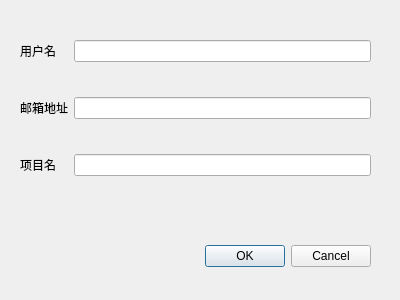
This is github_config.ui in bkdwei/kdgithubsync as Qt 5 draws it before an edit. The edited form follows.
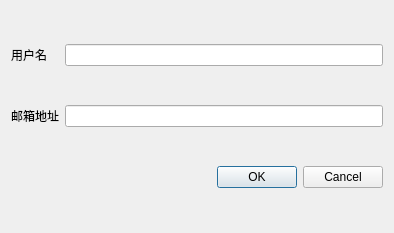
This is the edited form.

Patch:
```diff
--- a/github_config.ui
+++ b/github_config.ui
@@ -6,42 +6,14 @@
    <rect>
     <x>0</x>
     <y>0</y>
-    <width>400</width>
-    <height>300</height>
+    <width>394</width>
+    <height>233</height>
    </rect>
   </property>
   <property name="windowTitle">
    <string>配置帐号和项目名</string>
   </property>
-  <widget class="QDialogButtonBox" name="buttonBox">
-   <property name="geometry">
-    <rect>
-     <x>30</x>
-     <y>240</y>
-     <width>341</width>
-     <height>32</height>
-    </rect>
-   </property>
-   <property name="orientation">
-    <enum>Qt::Horizontal</enum>
-   </property>
-   <property name="standardButtons">
-    <set>QDialogButtonBox::Cancel|QDialogButtonBox::Ok</set>
-   </property>
-  </widget>
-  <widget class="QWidget" name="formLayoutWidget">
-   <property name="geometry">
-    <rect>
-     <x>20</x>
-     <y>40</y>
-     <width>351</width>
-     <height>181</height>
-    </rect>
-   </property>
-   <layout class="QFormLayout" name="formLayout">
-    <property name="verticalSpacing">
-     <number>35</number>
-    </property>
+  <layout class="QGridLayout" name="gridLayout">
     <item row="0" column="0">
      <widget class="QLabel" name="lb_username">
       <property name="text">
@@ -62,18 +34,17 @@
     <item row="1" column="1">
      <widget class="QLineEdit" name="le_email"/>
     </item>
-    <item row="2" column="0">
-     <widget class="QLabel" name="lb_project">
-      <property name="text">
-       <string>项目名</string>
-      </property>
-     </widget>
-    </item>
     <item row="2" column="1">
-     <widget class="QLineEdit" name="le_project"/>
-    </item>
-   </layout>
-  </widget>
+    <widget class="QDialogButtonBox" name="buttonBox">
+     <property name="orientation">
+      <enum>Qt::Horizontal</enum>
+     </property>
+     <property name="standardButtons">
+      <set>QDialogButtonBox::Cancel|QDialogButtonBox::Ok</set>
+     </property>
+    </widget>
+   </item>
+  </layout>
  </widget>
  <resources/>
  <connections>
```
Lines whose indentation alone changed are shown as unchanged.
